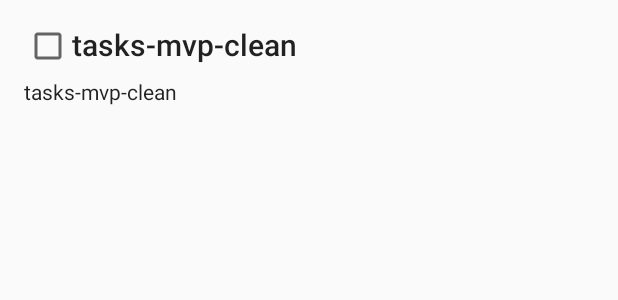
After one commit to trubin23/tasks-mvp-clean, an Android app: the layout taskdetail_frag.xml on its own in the app's theme, with its tools: preview values and no code run, on a phone screen of 412 x 824 dp. The commit adds this screen. Shown: the top 300 px of the screen. Run offline under Robolectric (Android 15) with nearby library versions, the phone set to English and light mode, and no system bars.

Commit message:
filling taskdetail_frag layout

```diff
--- a/app/src/main/java/ru/trubin23/tasks_mvp_clean/taskdetail/TaskDetailContract.java
+++ b/app/src/main/java/ru/trubin23/tasks_mvp_clean/taskdetail/TaskDetailContract.java
@@ -9,5 +9,7 @@ public interface TaskDetailContract {
     }
 
     interface Presenter extends BasePresenter {
+
+        void editTask();
     }
 }
--- /dev/null
+++ b/app/src/main/res/drawable/ic_edit.xml
@@ -0,0 +1,5 @@
+<vector android:height="24dp" android:tint="#FFFFFF"
+    android:viewportHeight="24.0" android:viewportWidth="24.0"
+    android:width="24dp" xmlns:android="http://schemas.android.com/apk/res/android">
+    <path android:fillColor="#FF000000" android:pathData="M3,17.25V21h3.75L17.81,9.94l-3.75,-3.75L3,17.25zM20.71,7.04c0.39,-0.39 0.39,-1.02 0,-1.41l-2.34,-2.34c-0.39,-0.39 -1.02,-0.39 -1.41,0l-1.83,1.83 3.75,3.75 1.83,-1.83z"/>
+</vector>
--- /dev/null
+++ b/app/src/main/res/layout/taskdetail_frag.xml
@@ -0,0 +1,39 @@
+<?xml version="1.0" encoding="utf-8"?>
+<android.support.constraint.ConstraintLayout xmlns:android="http://schemas.android.com/apk/res/android"
+    xmlns:app="http://schemas.android.com/apk/res-auto"
+    android:layout_width="match_parent"
+    android:layout_height="match_parent"
+    android:padding="@dimen/activity_padding">
+
+    <CheckBox
+        android:id="@+id/task_detail_complete"
+        android:layout_width="wrap_content"
+        android:layout_height="wrap_content"
+        app:layout_constraintBottom_toBottomOf="@+id/task_detail_title"
+        app:layout_constraintStart_toStartOf="parent"
+        app:layout_constraintTop_toTopOf="@+id/task_detail_title" />
+
+    <TextView
+        android:id="@+id/task_detail_title"
+        android:layout_width="0dp"
+        android:layout_height="wrap_content"
+        android:ellipsize="end"
+        android:maxLines="1"
+        android:text="@string/app_name"
+        android:textAppearance="@style/TextAppearance.AppCompat.Title"
+        app:layout_constraintEnd_toEndOf="parent"
+        app:layout_constraintStart_toEndOf="@+id/task_detail_complete"
+        app:layout_constraintTop_toTopOf="parent" />
+
+    <TextView
+        android:id="@+id/task_detail_description"
+        android:layout_width="0dp"
+        android:layout_height="wrap_content"
+        android:layout_marginTop="8dp"
+        android:text="@string/app_name"
+        android:textAppearance="@style/TextAppearance.AppCompat.Body1"
+        app:layout_constraintEnd_toEndOf="parent"
+        app:layout_constraintStart_toStartOf="parent"
+        app:layout_constraintTop_toBottomOf="@+id/task_detail_title" />
+
+</android.support.constraint.ConstraintLayout>
```
Also changed, not shown: app/src/main/java/ru/trubin23/tasks_mvp_clean/taskdetail/TaskDetailFragment.java (+32 -0 lines), app/src/main/java/ru/trubin23/tasks_mvp_clean/taskdetail/TaskDetailPresenter.java (+44 -0 lines), app/src/main/res/layout/taskdetail_act.xml (+39 -0 lines).
